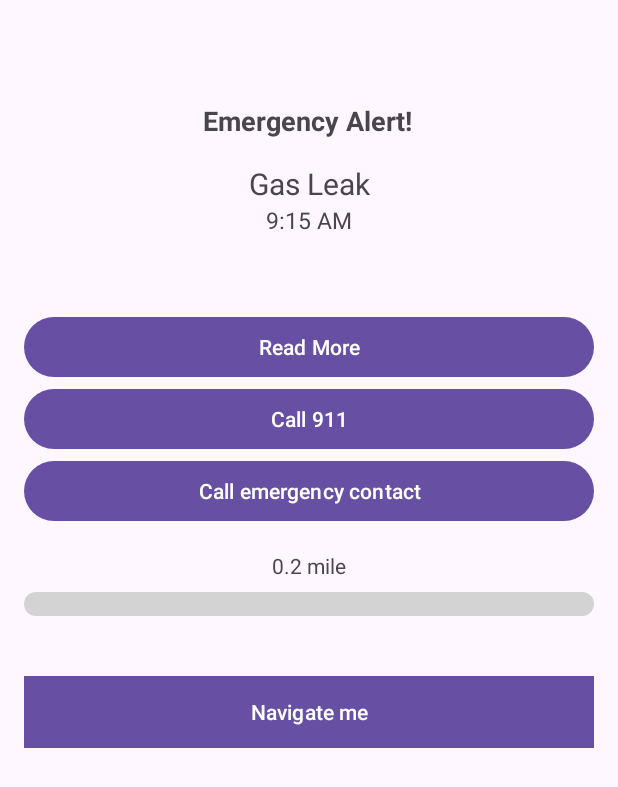
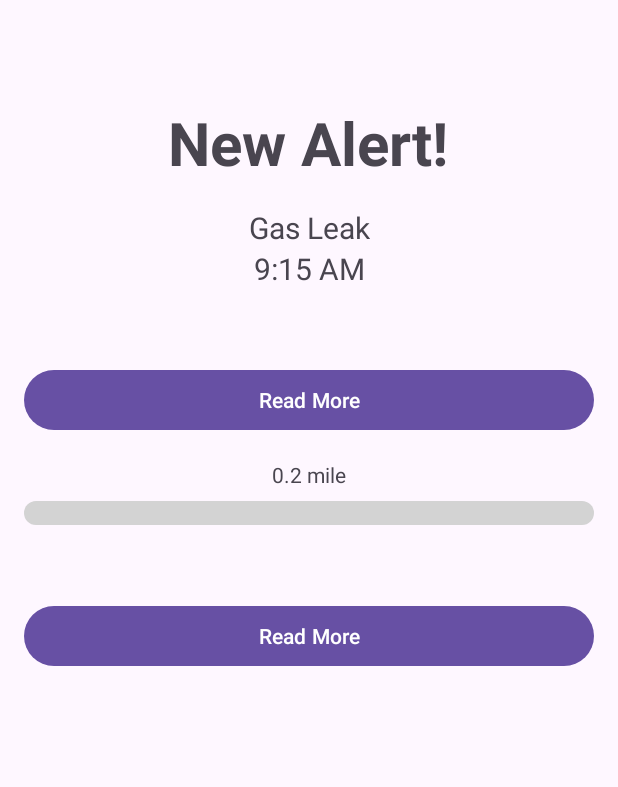
Before and after one commit to AlexTanthiptham/illini-watch, an Android app: the layout notify.xml on its own in the app's theme, with its tools: preview values and no code run, on a phone screen of 412 x 824 dp. Shown: the top 787 px of the screen. Run offline under Robolectric (Android 15) with nearby library versions, the phone set to English and light mode, and no system bars.

Commit message:
Complete all the alert view

```diff
--- a/app/src/main/AndroidManifest.xml
+++ b/app/src/main/AndroidManifest.xml
@@ -35,7 +35,7 @@
 
 
         <activity
-            android:name=".HighAlertActivity"
+            android:name=".AlertDetailsActivity"
             android:exported="true">
             <intent-filter>
                 <action android:name="android.intent.action.MAIN" />
--- a/app/src/main/res/layout/alert_view.xml
+++ b/app/src/main/res/layout/notify.xml
@@ -1,24 +1,25 @@
 <?xml version="1.0" encoding="utf-8"?>
 <androidx.constraintlayout.widget.ConstraintLayout xmlns:android="http://schemas.android.com/apk/res/android"
+    xmlns:tools="http://schemas.android.com/tools"
     xmlns:app="http://schemas.android.com/apk/res-auto"
-    xmlns:tools="http://schemas.android.com/tools"
+
     android:layout_width="match_parent"
-    android:layout_height="match_parent"
-    android:padding="16dp">
-
+    android:padding="16dp"
+    android:layout_height="match_parent">
 
     <TextView
         android:id="@+id/notification_title"
         android:layout_width="wrap_content"
         android:layout_height="wrap_content"
         android:layout_marginTop="52dp"
-        android:text="Emergency Alert!"
-        android:textSize="18sp"
+        android:text="New Alert!"
+        android:textSize="40sp"
         android:textStyle="bold"
         app:layout_constraintEnd_toEndOf="parent"
         app:layout_constraintHorizontal_bias="0.498"
         app:layout_constraintStart_toStartOf="parent"
         app:layout_constraintTop_toTopOf="parent" />
+
 
     <TextView
         android:id="@+id/notification_main_text"
@@ -31,15 +32,17 @@
         app:layout_constraintStart_toStartOf="parent"
         app:layout_constraintEnd_toEndOf="parent" />
 
+
     <TextView
         android:id="@+id/notification_timestamp"
         android:layout_width="wrap_content"
         android:layout_height="wrap_content"
         android:text="9:15 AM"
-        android:textSize="15sp"
+        android:textSize="20sp"
         app:layout_constraintTop_toBottomOf="@id/notification_main_text"
         app:layout_constraintStart_toStartOf="parent"
         app:layout_constraintEnd_toEndOf="parent" />
+
 
     <Button
         android:id="@+id/read_more_button"
@@ -52,26 +55,6 @@
         app:layout_constraintEnd_toEndOf="parent"
         app:layout_constraintHorizontal_bias="0.5"/>
 
-    <Button
-        android:id="@+id/call_911_button"
-        android:layout_width="0dp"
-        android:layout_height="wrap_content"
-        android:text="Call 911"
-        app:layout_constraintTop_toBottomOf="@id/read_more_button"
-        app:layout_constraintStart_toStartOf="parent"
-        app:layout_constraintEnd_toEndOf="parent"
-        app:layout_constraintHorizontal_bias="0.5"/>
-
-    <Button
-        android:id="@+id/call_emergency_contact_button"
-        android:layout_width="0dp"
-        android:layout_height="wrap_content"
-        android:text="Call emergency contact"
-        app:layout_constraintTop_toBottomOf="@id/call_911_button"
-        app:layout_constraintStart_toStartOf="parent"
-        app:layout_constraintEnd_toEndOf="parent"
-        app:layout_constraintHorizontal_bias="0.5"/>
-
 
     <TextView
         android:id="@+id/distance_text"
@@ -79,9 +62,10 @@
         android:layout_height="wrap_content"
         android:text="0.2 mile"
         android:layout_marginTop="16dp"
-        app:layout_constraintTop_toBottomOf="@id/call_emergency_contact_button"
+        app:layout_constraintTop_toBottomOf="@id/read_more_button"
         app:layout_constraintStart_toStartOf="parent"
         app:layout_constraintEnd_toEndOf="parent" />
+
 
     <ProgressBar
         android:id="@+id/distance_progress_bar"
@@ -99,12 +83,13 @@
         android:id="@+id/navigate_me_button"
         android:layout_width="0dp"
         android:layout_height="wrap_content"
-        android:layout_marginTop="40dp"
-        android:background="@color/black"
-        android:text="Navigate me"
-        android:textColor="#FFFFFF"
+        android:layout_marginTop="50dp"
+        android:text="Read More"
+        app:layout_constraintTop_toBottomOf="@id/distance_progress_bar"
+        app:layout_constraintStart_toStartOf="parent"
         app:layout_constraintEnd_toEndOf="parent"
-        app:layout_constraintStart_toStartOf="parent"
-        app:layout_constraintTop_toBottomOf="@id/distance_progress_bar" />
+        app:layout_constraintHorizontal_bias="0.5"/> />
+
+
 
 </androidx.constraintlayout.widget.ConstraintLayout>
```
Also changed, not shown: app/src/main/java/com/example/illinoiswatch/AlertDetailsActivity.java (added, +45 -0 lines), app/src/main/java/com/example/illinoiswatch/HighAlertActivity.java (+10 -3 lines), app/src/main/java/com/example/illinoiswatch/MainActivity.java (+13 -0 lines), app/src/main/java/com/example/illinoiswatch/SmsReceiver.java (+54 -7 lines).
